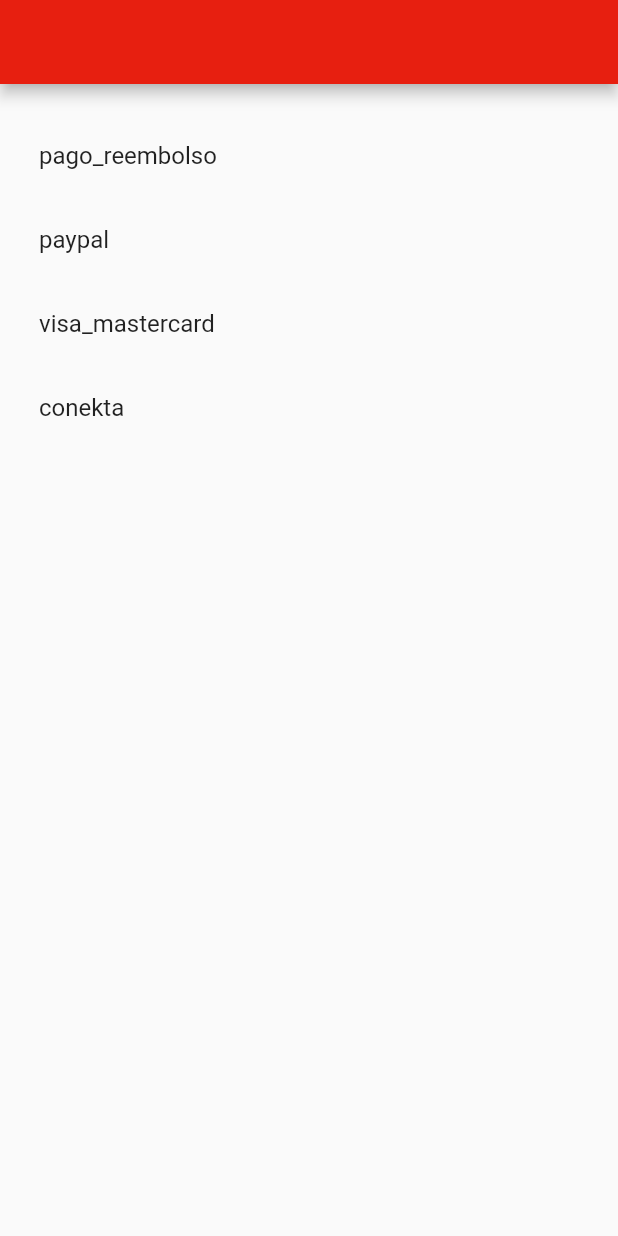
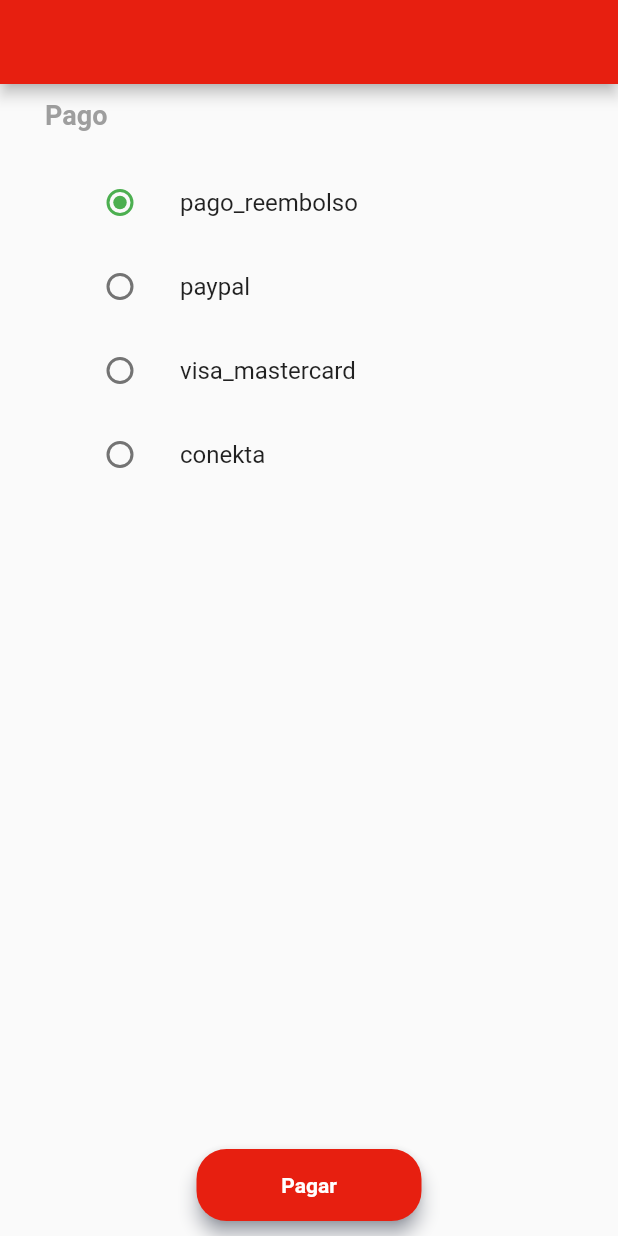
Before and after one commit to Hectorc70/card_conekta, a Flutter app: the screen it shows after launch, on a phone screen of 412 x 824 dp. Run offline on Flutter 3.47's test engine with Material 2 defaults, Android fonts, the phone set to English and light mode, and no system bars; Roboto replaces fonts that are missing (Poppins).

Commit message:
se agregaron radiobuttons a las opciones de pago en el menu

```diff
--- a/lib/pages/menu_cards_page.dart
+++ b/lib/pages/menu_cards_page.dart
@@ -9,8 +9,14 @@
     return Scaffold(
       appBar: AppBar(),
       body: Container(
+        margin: EdgeInsetsDirectional.fromSTEB(30.0, 10.0, 30.0, 10.0),
         child: Column(
-          children: [_menu(context)],
+
+          children: [
+            _title(context, 'Pago'),
+            _menu(context),
+            _button(context)
+            ],
         ),
       ),
     );
@@ -44,6 +50,7 @@
   }
 
   Widget _title(BuildContext context, String texto) {
+
     final colorPrincipal = Theme.of(context).primaryColor;
     return Row(
       children: [
@@ -59,4 +66,29 @@
       ],
     );
   }
+
+  Widget _button(BuildContext context){
+  final colorB = Theme.of(context).primaryColor;
+  return Material(
+      color: colorB,
+      elevation: 5.0,
+      borderRadius: BorderRadius.circular(20.0),
+      shadowColor: Color.fromARGB(250, 1, 24, 76),
+      child: MaterialButton(
+          padding: EdgeInsets.fromLTRB(10.0, 10.0, 10.0, 10.0),
+          minWidth: 150.0,
+          onPressed: () {
+
+          },
+          child: Text(
+            "Pagar",
+            textAlign: TextAlign.center,
+            style: TextStyle(
+                fontFamily: 'Poppins',
+                fontWeight: FontWeight.bold,
+                fontSize: 14.0,
+                decoration: TextDecoration.none,
+                color: Colors.white),
+          )));
 }
+}
--- a/lib/providers/conekta_provider.dart
+++ b/lib/providers/conekta_provider.dart
@@ -2,4 +2,9 @@
 
 class TokenConekta with ChangeNotifier {
   String token;
+
+
+  loadCard(){
+
+  }
 }
--- a/lib/providers/menu_provider.dart
+++ b/lib/providers/menu_provider.dart
@@ -17,6 +17,8 @@
 
     return opcionesData.items;
   }
+
+
 }
 
 final menuProvider = new _MenuCardsProvider();
--- a/lib/widgets/opciones_widget.dart
+++ b/lib/widgets/opciones_widget.dart
@@ -1,10 +1,16 @@
 import 'package:flutter/material.dart';
 
-class Opciones extends StatelessWidget {
+class Opciones extends StatefulWidget {
   final List<dynamic> opciones;
 
   Opciones({@required this.opciones});
 
+  @override
+  _OpcionesState createState() => _OpcionesState();
+}
+
+class _OpcionesState extends State<Opciones> {
+  int _value = 1;
   @override
   Widget build(BuildContext context) {
     return Expanded(
@@ -16,9 +22,18 @@
   }
 
   List<Widget> _card(BuildContext context) {
-    return opciones.map((opcion) {
+    return widget.opciones.map((opcion) {
       return ListTile(
         title: Text(opcion.descripcion),
+        leading: Radio(
+            value: opcion.id,
+            groupValue: _value,
+            activeColor: Colors.green,
+            onChanged: (T) {
+              setState(() {
+                _value = T;
+              });
+            }),
       );
     }).toList();
   }
```
